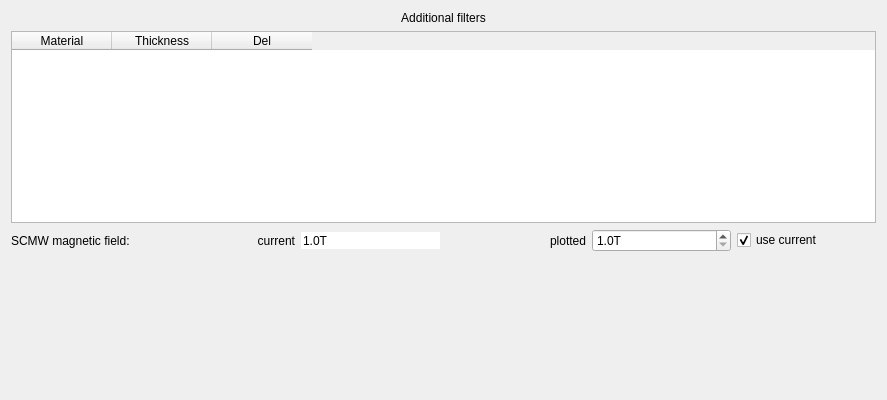
Old version of the form filters/filtersGui/filtersGui.ui in the repository MatthewJCameron/imbl; both pictures show x 0 to 887 and y 0 to 400 of the 887 by 619 pixel window.
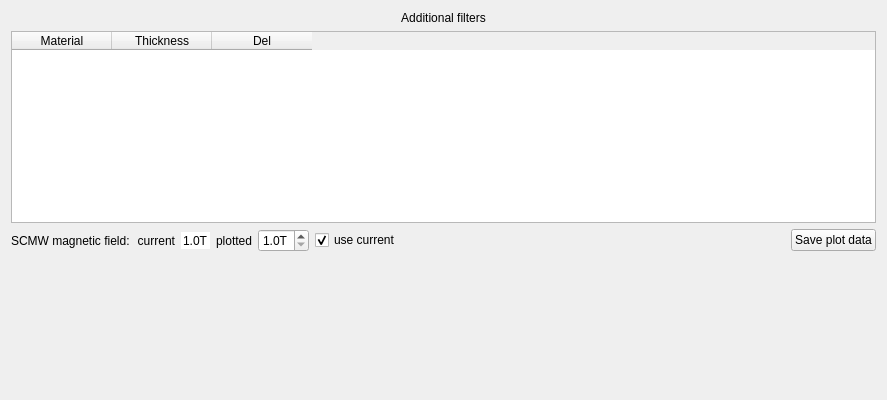
New version of the form. Custom widgets are drawn as their Qt base class.

The edit to the form file:
```diff
--- a/filters/filtersGui/filtersGui.ui
+++ b/filters/filtersGui/filtersGui.ui
@@ -158,6 +158,26 @@
        </property>
       </widget>
      </item>
+     <item>
+      <spacer name="horizontalSpacer">
+       <property name="orientation">
+        <enum>Qt::Horizontal</enum>
+       </property>
+       <property name="sizeHint" stdset="0">
+        <size>
+         <width>40</width>
+         <height>20</height>
+        </size>
+       </property>
+      </spacer>
+     </item>
+     <item>
+      <widget class="QPushButton" name="savePlot">
+       <property name="text">
+        <string>Save plot data</string>
+       </property>
+      </widget>
+     </item>
     </layout>
    </item>
    <item>
```
Left out of the diff: 11 changed lines with no effect on the pictures.
